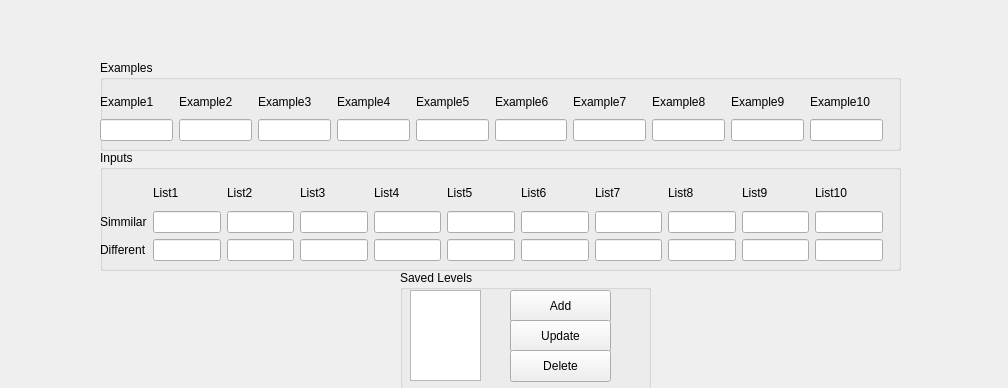
First picture: the form in src/reading_game.ui, repository Noeyfan/smalLab, before the edit.
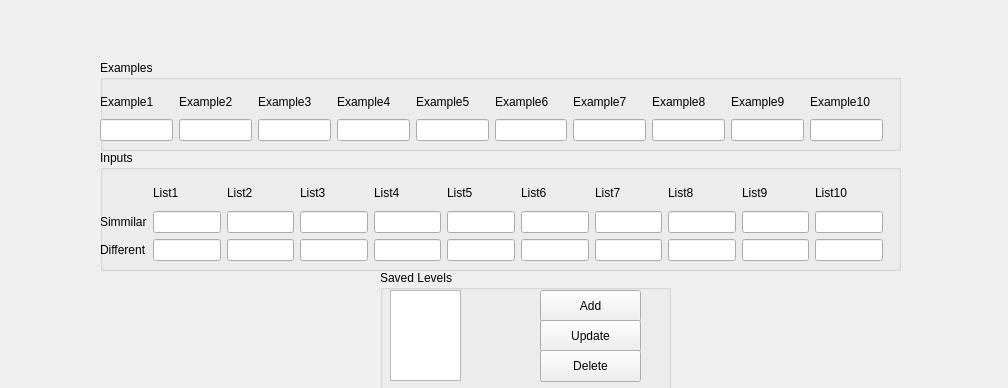
Second picture: the form after the edit.

Commit message: reading game done

What changed in the file:
```diff
--- a/src/reading_game.ui
+++ b/src/reading_game.ui
@@ -312,29 +312,19 @@
   <widget class="QGroupBox" name="groupBox_3">
    <property name="geometry">
     <rect>
-     <x>400</x>
+     <x>380</x>
      <y>270</y>
-     <width>251</width>
+     <width>291</width>
      <height>121</height>
     </rect>
    </property>
    <property name="title">
     <string>Saved Levels</string>
    </property>
-   <widget class="QListWidget" name="listWidget">
-    <property name="geometry">
-     <rect>
-      <x>10</x>
-      <y>20</y>
-      <width>71</width>
-      <height>91</height>
-     </rect>
-    </property>
-   </widget>
    <widget class="QPushButton" name="pushButton">
     <property name="geometry">
      <rect>
-      <x>110</x>
+      <x>160</x>
       <y>20</y>
       <width>101</width>
       <height>32</height>
@@ -347,7 +337,7 @@
    <widget class="QPushButton" name="pushButton_2">
     <property name="geometry">
      <rect>
-      <x>110</x>
+      <x>160</x>
       <y>50</y>
       <width>101</width>
       <height>32</height>
@@ -360,7 +350,7 @@
    <widget class="QPushButton" name="pushButton_3">
     <property name="geometry">
      <rect>
-      <x>110</x>
+      <x>160</x>
       <y>80</y>
       <width>101</width>
       <height>32</height>
@@ -370,6 +360,16 @@
      <string>Delete</string>
     </property>
    </widget>
+   <widget class="QListView" name="levels">
+    <property name="geometry">
+     <rect>
+      <x>10</x>
+      <y>20</y>
+      <width>71</width>
+      <height>91</height>
+     </rect>
+    </property>
+   </widget>
   </widget>
  </widget>
  <resources/>
```
Left out of the diff: 22 changed lines with no effect on the pictures. The commit also changes 2 other files.
